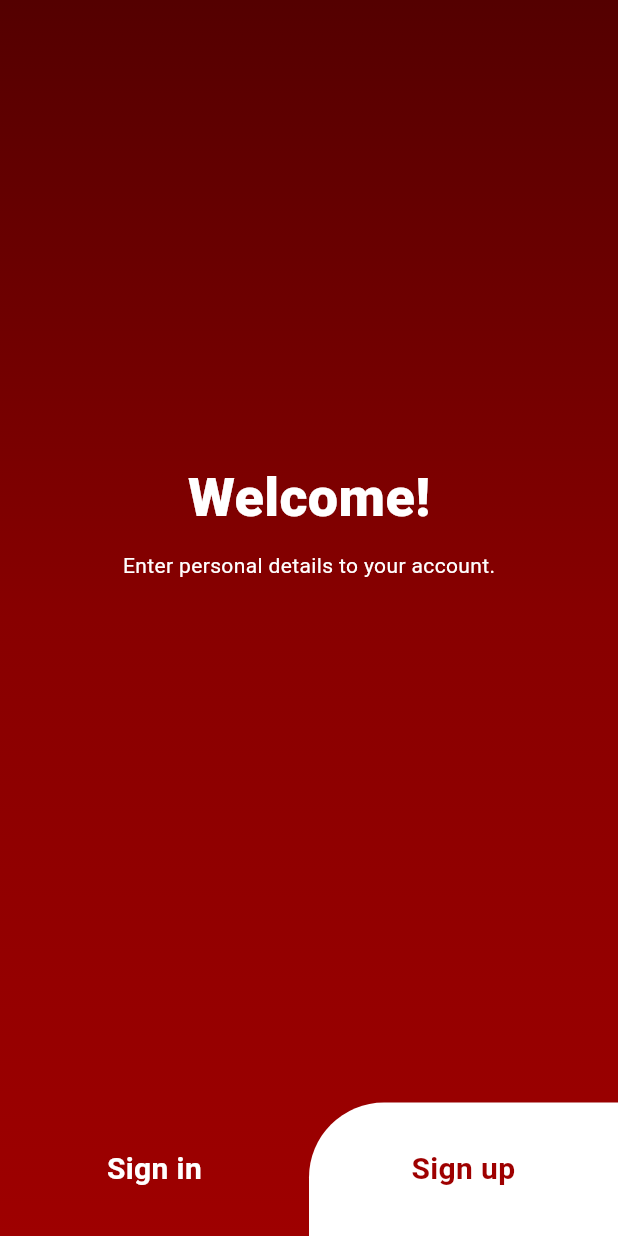
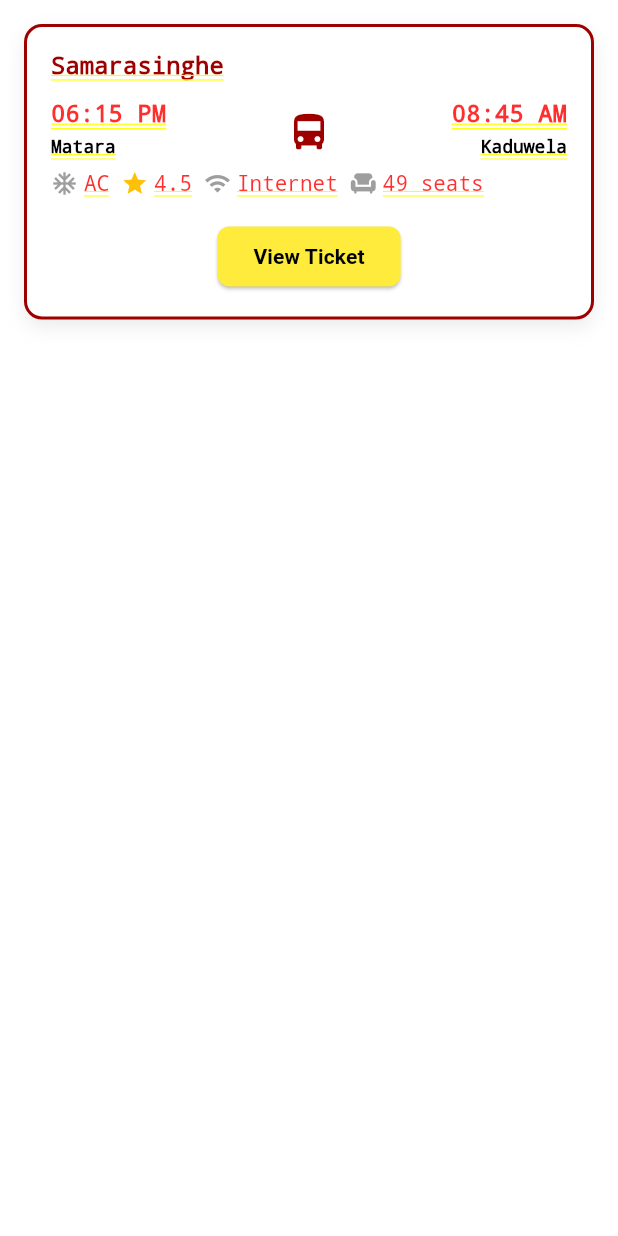
Before and after one commit to navinduhasalanka/bus-book-app, a Flutter app: the screen it shows after launch, on a phone screen of 412 x 824 dp. Run offline on Flutter 3.47's test engine with Material 3 defaults, Android fonts, the phone set to English and light mode, and no system bars; our stand-ins replace firebase_auth, firebase_core, icons_plus; accounts and stored records are empty.

Commit message:
Add booked ticket

```diff
--- a/lib/main.dart
+++ b/lib/main.dart
@@ -3,6 +3,7 @@ import 'package:bus_book/screens/pages/checkout.dart';
 import 'package:bus_book/screens/pages/home_screen.dart';
 import 'package:bus_book/screens/pages/seat_view.dart';
 import 'package:bus_book/screens/welcome/welcome_screen.dart';
+import 'package:bus_book/widgets/booked_ticket.dart';
 import 'package:bus_book/widgets/navigation_menu.dart';
 import 'package:bus_book/widgets/ticket_view.dart';
 import 'package:bus_book/widgets/ticketstatus.dart';
@@ -26,7 +27,7 @@ class MyApp extends StatelessWidget {
       debugShowCheckedModeBanner: false, // remove debug banner
       title: 'Flutter Demo',
       theme: ThemeData(),
-      home: const WelcomeScreen()
+      home: const BookedTicket()
     );
   }
 }
--- /dev/null
+++ b/lib/widgets/booked_ticket.dart
@@ -0,0 +1,162 @@
+import 'package:bus_book/widgets/booked_ticket_view.dart';
+import 'package:flutter/material.dart';
+
+class BookedTicket extends StatelessWidget {
+  const BookedTicket({Key? key}) : super(key: key);
+
+  @override
+  Widget build(BuildContext context) {
+    return SingleChildScrollView(
+      child: Container(
+        margin: const EdgeInsets.all(16),
+        padding: const EdgeInsets.all(16),
+        decoration: BoxDecoration(
+          color: Colors.white,
+          borderRadius: BorderRadius.circular(12),
+          border: Border.all(
+            color: const Color(0xFF9E0000),
+            width: 2.0,
+          ),
+          boxShadow: [
+            BoxShadow(
+              color: Colors.grey.withOpacity(0.2),
+              blurRadius: 10,
+              offset: const Offset(0, 5),
+            ),
+          ],
+        ),
+        child: Column(
+          crossAxisAlignment: CrossAxisAlignment.start,
+          mainAxisSize: MainAxisSize.min,
+          children: [
+            const Row(
+              mainAxisAlignment: MainAxisAlignment.spaceBetween,
+              children: [
+                Text(
+                  "Samarasinghe",
+                  style: TextStyle(
+                    fontSize: 16,
+                    fontWeight: FontWeight.bold,
+                    color: Color(0xFF9E0000),
+                  ),
+                ),
+              ],
+            ),
+            const SizedBox(height: 8),
+            Column(
+              crossAxisAlignment: CrossAxisAlignment.start,
+              children: [
+                Row(
+                  children: [
+                    Text(
+                      "06:15 PM",
+                      style: TextStyle(
+                        fontSize: 16,
+                        fontWeight: FontWeight.bold,
+                      ),
+                    ),
+                    const Spacer(),
+                    Transform.translate(
+                      offset: const Offset(0, 12),
+                      child: Icon(Icons.directions_bus,
+                          color: Color(0xFF9E0000), size: 30),
+                    ),
+                    const Spacer(),
+                    Text(
+                      "08:45 AM",
+                      style: TextStyle(
+                        fontSize: 16,
+                        fontWeight: FontWeight.bold,
+                      ),
+                    ),
+                  ],
+                ),
+                const Row(
+                  children: [
+                    Text(
+                      "Matara",
+                      style: TextStyle(
+                          fontSize: 12,
+                          fontWeight: FontWeight.bold,
+                          color: Colors.black),
+                    ),
+                    Spacer(),
+                    Text(
+                      "Kaduwela",
+                      style: TextStyle(
+                          fontSize: 12,
+                          fontWeight: FontWeight.bold,
+                          color: Colors.black),
+                    ),
+                  ],
+                ),
+                const SizedBox(height: 8),
+                const Row(
+                  children: [
+                    Icon(Icons.ac_unit, color: Colors.grey, size: 18),
+                    SizedBox(width: 4),
+                    Text(
+                      "AC",
+                      style:
+                          TextStyle(fontSize: 14, fontWeight: FontWeight.w500),
+                    ),
+                    SizedBox(width: 8),
+                    Icon(Icons.star, color: Colors.amber, size: 18),
+                    SizedBox(width: 4),
+                    Text(
+                      "4.5",
+                      style:
+                          TextStyle(fontSize: 14, fontWeight: FontWeight.w500),
+                    ),
+                    SizedBox(width: 8),
+                    Icon(Icons.wifi, color: Colors.grey, size: 18),
+                    SizedBox(width: 4),
+                    Text(
+                      "Internet",
+                      style:
+                          TextStyle(fontSize: 14, fontWeight: FontWeight.w500),
+                    ),
+                    SizedBox(width: 8),
+                    Icon(Icons.chair, color: Colors.grey, size: 18),
+                    SizedBox(width: 4),
+                    Text(
+                      "49 seats",
+                      style:
+                          TextStyle(fontSize: 14, fontWeight: FontWeight.w500),
+                    ),
+                  ],
+                ),
+              ],
+            ),
+            const SizedBox(height: 16),
+            Center(
+              child: ElevatedButton(
+                onPressed: () {
+                  Navigator.push(
+                    context,
+                    MaterialPageRoute(
+                        builder: (context) => const BookedTicketView()),
+                  );
+                },
+                style: ElevatedButton.styleFrom(
+                  backgroundColor: Colors.yellow,
+                  shape: RoundedRectangleBorder(
+                    borderRadius: BorderRadius.circular(8),
+                  ),
+                ),
+                child: const Text(
+                  "View Ticket",
+                  style: TextStyle(
+                    fontSize: 14,
+                    fontWeight: FontWeight.bold,
+                    color: Colors.black,
+                  ),
+                ),
+              ),
+            ),
+          ],
+        ),
+      ),
+    );
+  }
+}
--- /dev/null
+++ b/lib/widgets/booked_ticket_view.dart
@@ -0,0 +1,10 @@
+import 'package:flutter/material.dart';
+
+class BookedTicketView extends StatelessWidget {
+  const BookedTicketView({super.key});
+
+  @override
+  Widget build(BuildContext context) {
+    return const Text('Booked Ticket View');
+  }
+}
--- a/lib/widgets/navigation_menu.dart
+++ b/lib/widgets/navigation_menu.dart
@@ -1,7 +1,7 @@
 import 'package:bus_book/screens/pages/booking_screen.dart';
 import 'package:bus_book/screens/pages/home_screen.dart';
 import 'package:bus_book/screens/pages/profile_screen.dart';
-import 'package:bus_book/screens/pages/setting_screen.dart';
+import 'package:bus_book/screens/pages/info_screen.dart';
 import 'package:bus_book/widgets/welcome_scaffold.dart';
 import 'package:flutter/material.dart';
 
@@ -19,7 +19,7 @@ class _NavigationMenuState extends State<NavigationMenu> {
   final List<Widget> _pages = const [
     HomeScreen(),
     BookingScreen(),
-    SettingScreen(),
+    InfoScreen(),
     ProfileScreen(),
   ];
 
```
